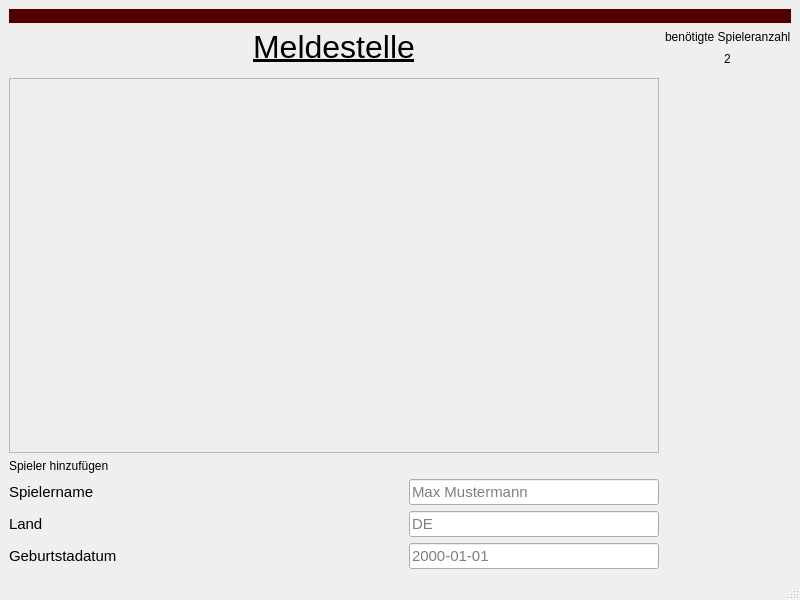
First picture: the form in src/View/playermanagementWindow.ui, repository s1m0n1996/VolleyballSingleTurnier, before the edit.
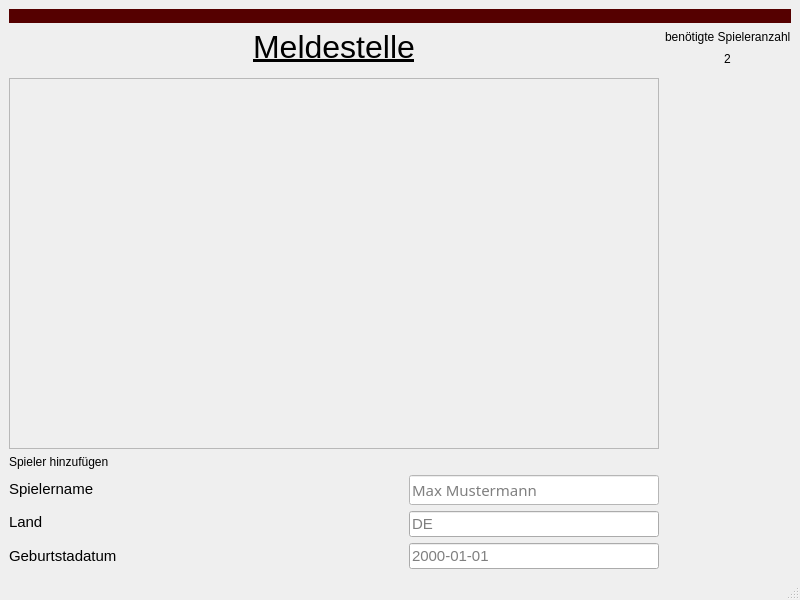
Second picture: the form after the edit.

Commit message: Hover in Buttons von Meldestelle funktioniert

```diff
--- a/src/View/playermanagementWindow.ui
+++ b/src/View/playermanagementWindow.ui
@@ -67,8 +67,451 @@
             <height>40</height>
            </size>
           </property>
+          <property name="palette">
+           <palette>
+            <active>
+             <colorrole role="WindowText">
+              <brush brushstyle="SolidPattern">
+               <color alpha="255">
+                <red>0</red>
+                <green>0</green>
+                <blue>0</blue>
+               </color>
+              </brush>
+             </colorrole>
+             <colorrole role="Button">
+              <brush brushstyle="SolidPattern">
+               <color alpha="255">
+                <red>255</red>
+                <green>255</green>
+                <blue>255</blue>
+               </color>
+              </brush>
+             </colorrole>
+             <colorrole role="Light">
+              <brush brushstyle="SolidPattern">
+               <color alpha="255">
+                <red>255</red>
+                <green>255</green>
+                <blue>255</blue>
+               </color>
+              </brush>
+             </colorrole>
+             <colorrole role="Midlight">
+              <brush brushstyle="SolidPattern">
+               <color alpha="255">
+                <red>255</red>
+                <green>255</green>
+                <blue>255</blue>
+               </color>
+              </brush>
+             </colorrole>
+             <colorrole role="Dark">
+              <brush brushstyle="SolidPattern">
+               <color alpha="255">
+                <red>127</red>
+                <green>127</green>
+                <blue>127</blue>
+               </color>
+              </brush>
+             </colorrole>
+             <colorrole role="Mid">
+              <brush brushstyle="SolidPattern">
+               <color alpha="255">
+                <red>170</red>
+                <green>170</green>
+                <blue>170</blue>
+               </color>
+              </brush>
+             </colorrole>
+             <colorrole role="Text">
+              <brush brushstyle="SolidPattern">
+               <color alpha="255">
+                <red>0</red>
+                <green>0</green>
+                <blue>0</blue>
+               </color>
+              </brush>
+             </colorrole>
+             <colorrole role="BrightText">
+              <brush brushstyle="SolidPattern">
+               <color alpha="255">
+                <red>255</red>
+                <green>255</green>
+                <blue>255</blue>
+               </color>
+              </brush>
+             </colorrole>
+             <colorrole role="ButtonText">
+              <brush brushstyle="SolidPattern">
+               <color alpha="255">
+                <red>0</red>
+                <green>0</green>
+                <blue>0</blue>
+               </color>
+              </brush>
+             </colorrole>
+             <colorrole role="Base">
+              <brush brushstyle="SolidPattern">
+               <color alpha="255">
+                <red>255</red>
+                <green>255</green>
+                <blue>255</blue>
+               </color>
+              </brush>
+             </colorrole>
+             <colorrole role="Window">
+              <brush brushstyle="SolidPattern">
+               <color alpha="255">
+                <red>255</red>
+                <green>255</green>
+                <blue>255</blue>
+               </color>
+              </brush>
+             </colorrole>
+             <colorrole role="Shadow">
+              <brush brushstyle="SolidPattern">
+               <color alpha="255">
+                <red>0</red>
+                <green>0</green>
+                <blue>0</blue>
+               </color>
+              </brush>
+             </colorrole>
+             <colorrole role="AlternateBase">
+              <brush brushstyle="SolidPattern">
+               <color alpha="255">
+                <red>255</red>
+                <green>255</green>
+                <blue>255</blue>
+               </color>
+              </brush>
+             </colorrole>
+             <colorrole role="ToolTipBase">
+              <brush brushstyle="SolidPattern">
+               <color alpha="255">
+                <red>255</red>
+                <green>255</green>
+                <blue>220</blue>
+               </color>
+              </brush>
+             </colorrole>
+             <colorrole role="ToolTipText">
+              <brush brushstyle="SolidPattern">
+               <color alpha="255">
+                <red>0</red>
+                <green>0</green>
+                <blue>0</blue>
+               </color>
+              </brush>
+             </colorrole>
+             <colorrole role="PlaceholderText">
+              <brush brushstyle="SolidPattern">
+               <color alpha="128">
+                <red>0</red>
+                <green>0</green>
+                <blue>0</blue>
+               </color>
+              </brush>
+             </colorrole>
+            </active>
+            <inactive>
+             <colorrole role="WindowText">
+              <brush brushstyle="SolidPattern">
+               <color alpha="255">
+                <red>0</red>
+                <green>0</green>
+                <blue>0</blue>
+               </color>
+              </brush>
+             </colorrole>
+             <colorrole role="Button">
+              <brush brushstyle="SolidPattern">
+               <color alpha="255">
+                <red>255</red>
+                <green>255</green>
+                <blue>255</blue>
+               </color>
+              </brush>
+             </colorrole>
+             <colorrole role="Light">
+              <brush brushstyle="SolidPattern">
+               <color alpha="255">
+                <red>255</red>
+                <green>255</green>
+                <blue>255</blue>
+               </color>
+              </brush>
+             </colorrole>
+             <colorrole role="Midlight">
+              <brush brushstyle="SolidPattern">
+               <color alpha="255">
+                <red>255</red>
+                <green>255</green>
+                <blue>255</blue>
+               </color>
+              </brush>
+             </colorrole>
+             <colorrole role="Dark">
+              <brush brushstyle="SolidPattern">
+               <color alpha="255">
+                <red>127</red>
+                <green>127</green>
+                <blue>127</blue>
+               </color>
+              </brush>
+             </colorrole>
+             <colorrole role="Mid">
+              <brush brushstyle="SolidPattern">
+               <color alpha="255">
+                <red>170</red>
+                <green>170</green>
+                <blue>170</blue>
+               </color>
+              </brush>
+             </colorrole>
+             <colorrole role="Text">
+              <brush brushstyle="SolidPattern">
+               <color alpha="255">
+                <red>0</red>
+                <green>0</green>
+                <blue>0</blue>
+               </color>
+              </brush>
+             </colorrole>
+             <colorrole role="BrightText">
+              <brush brushstyle="SolidPattern">
+               <color alpha="255">
+                <red>255</red>
+                <green>255</green>
+                <blue>255</blue>
+               </color>
+              </brush>
+             </colorrole>
+             <colorrole role="ButtonText">
+              <brush brushstyle="SolidPattern">
+               <color alpha="255">
+                <red>0</red>
+                <green>0</green>
+                <blue>0</blue>
+               </color>
+              </brush>
+             </colorrole>
+             <colorrole role="Base">
+              <brush brushstyle="SolidPattern">
+               <color alpha="255">
+                <red>255</red>
+                <green>255</green>
+                <blue>255</blue>
+               </color>
+              </brush>
+             </colorrole>
+             <colorrole role="Window">
+              <brush brushstyle="SolidPattern">
+               <color alpha="255">
+                <red>255</red>
+                <green>255</green>
+                <blue>255</blue>
+               </color>
+              </brush>
+             </colorrole>
+             <colorrole role="Shadow">
+              <brush brushstyle="SolidPattern">
+               <color alpha="255">
+                <red>0</red>
+                <green>0</green>
+                <blue>0</blue>
+               </color>
+              </brush>
+             </colorrole>
+             <colorrole role="AlternateBase">
+              <brush brushstyle="SolidPattern">
+               <color alpha="255">
+                <red>255</red>
+                <green>255</green>
+                <blue>255</blue>
+               </color>
+              </brush>
+             </colorrole>
+             <colorrole role="ToolTipBase">
+              <brush brushstyle="SolidPattern">
+               <color alpha="255">
+                <red>255</red>
+                <green>255</green>
+                <blue>220</blue>
+               </color>
+              </brush>
+             </colorrole>
+             <colorrole role="ToolTipText">
+              <brush brushstyle="SolidPattern">
+               <color alpha="255">
+                <red>0</red>
+                <green>0</green>
+                <blue>0</blue>
+               </color>
+              </brush>
+             </colorrole>
+             <colorrole role="PlaceholderText">
+              <brush brushstyle="SolidPattern">
+               <color alpha="128">
+                <red>0</red>
+                <green>0</green>
+                <blue>0</blue>
+               </color>
+              </brush>
+             </colorrole>
+            </inactive>
+            <disabled>
+             <colorrole role="WindowText">
+              <brush brushstyle="SolidPattern">
+               <color alpha="255">
+                <red>127</red>
+                <green>127</green>
+                <blue>127</blue>
+               </color>
+              </brush>
+             </colorrole>
+             <colorrole role="Button">
+              <brush brushstyle="SolidPattern">
+               <color alpha="255">
+                <red>255</red>
+                <green>255</green>
+                <blue>255</blue>
+               </color>
+              </brush>
+             </colorrole>
+             <colorrole role="Light">
+              <brush brushstyle="SolidPattern">
+               <color alpha="255">
+                <red>255</red>
+                <green>255</green>
+                <blue>255</blue>
+               </color>
+              </brush>
+             </colorrole>
+             <colorrole role="Midlight">
+              <brush brushstyle="SolidPattern">
+               <color alpha="255">
+                <red>255</red>
+                <green>255</green>
+                <blue>255</blue>
+               </color>
+              </brush>
+             </colorrole>
+             <colorrole role="Dark">
+              <brush brushstyle="SolidPattern">
+               <color alpha="255">
+                <red>127</red>
+                <green>127</green>
+                <blue>127</blue>
+               </color>
+              </brush>
+             </colorrole>
+             <colorrole role="Mid">
+              <brush brushstyle="SolidPattern">
+               <color alpha="255">
+                <red>170</red>
+                <green>170</green>
+                <blue>170</blue>
+               </color>
+              </brush>
+             </colorrole>
+             <colorrole role="Text">
+              <brush brushstyle="SolidPattern">
+               <color alpha="255">
+                <red>127</red>
+                <green>127</green>
+                <blue>127</blue>
+               </color>
+              </brush>
+             </colorrole>
+             <colorrole role="BrightText">
+              <brush brushstyle="SolidPattern">
+               <color alpha="255">
+                <red>255</red>
+                <green>255</green>
+                <blue>255</blue>
+               </color>
+              </brush>
+             </colorrole>
+             <colorrole role="ButtonText">
+              <brush brushstyle="SolidPattern">
+               <color alpha="255">
+                <red>127</red>
+                <green>127</green>
+                <blue>127</blue>
+               </color>
+              </brush>
+             </colorrole>
+             <colorrole role="Base">
+              <brush brushstyle="SolidPattern">
+               <color alpha="255">
+                <red>255</red>
+                <green>255</green>
+                <blue>255</blue>
+               </color>
+              </brush>
+             </colorrole>
+             <colorrole role="Window">
+              <brush brushstyle="SolidPattern">
+               <color alpha="255">
+                <red>255</red>
+                <green>255</green>
+                <blue>255</blue>
+               </color>
+              </brush>
+             </colorrole>
+             <colorrole role="Shadow">
+              <brush brushstyle="SolidPattern">
+               <color alpha="255">
+                <red>0</red>
+                <green>0</green>
+                <blue>0</blue>
+               </color>
+              </brush>
+             </colorrole>
+             <colorrole role="AlternateBase">
+              <brush brushstyle="SolidPattern">
+               <color alpha="255">
+                <red>255</red>
+                <green>255</green>
+                <blue>255</blue>
+               </color>
+              </brush>
+             </colorrole>
+             <colorrole role="ToolTipBase">
+              <brush brushstyle="SolidPattern">
+               <color alpha="255">
+                <red>255</red>
+                <green>255</green>
+                <blue>220</blue>
+               </color>
+              </brush>
+             </colorrole>
+             <colorrole role="ToolTipText">
+              <brush brushstyle="SolidPattern">
+               <color alpha="255">
+                <red>0</red>
+                <green>0</green>
+                <blue>0</blue>
+               </color>
+              </brush>
+             </colorrole>
+             <colorrole role="PlaceholderText">
+              <brush brushstyle="SolidPattern">
+               <color alpha="128">
+                <red>0</red>
+                <green>0</green>
+                <blue>0</blue>
+               </color>
+              </brush>
+             </colorrole>
+            </disabled>
+           </palette>
+          </property>
           <property name="font">
            <font>
+            <family>Candara</family>
             <pointsize>11</pointsize>
            </font>
           </property>
```
The commit also changes 9 other files.
